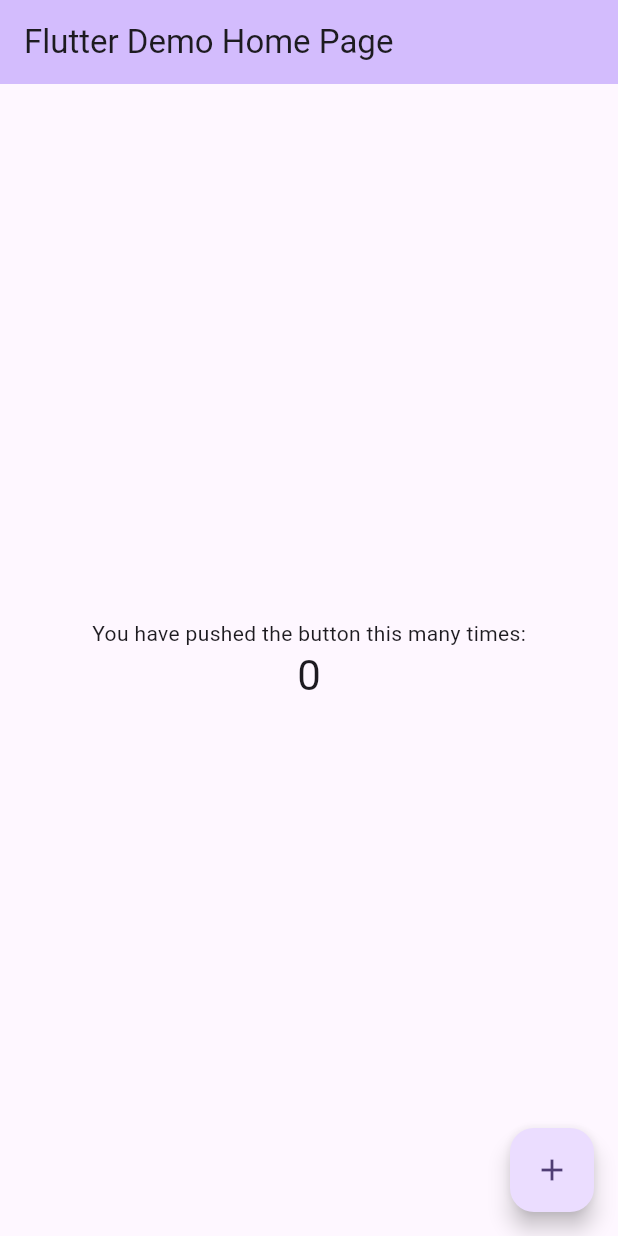
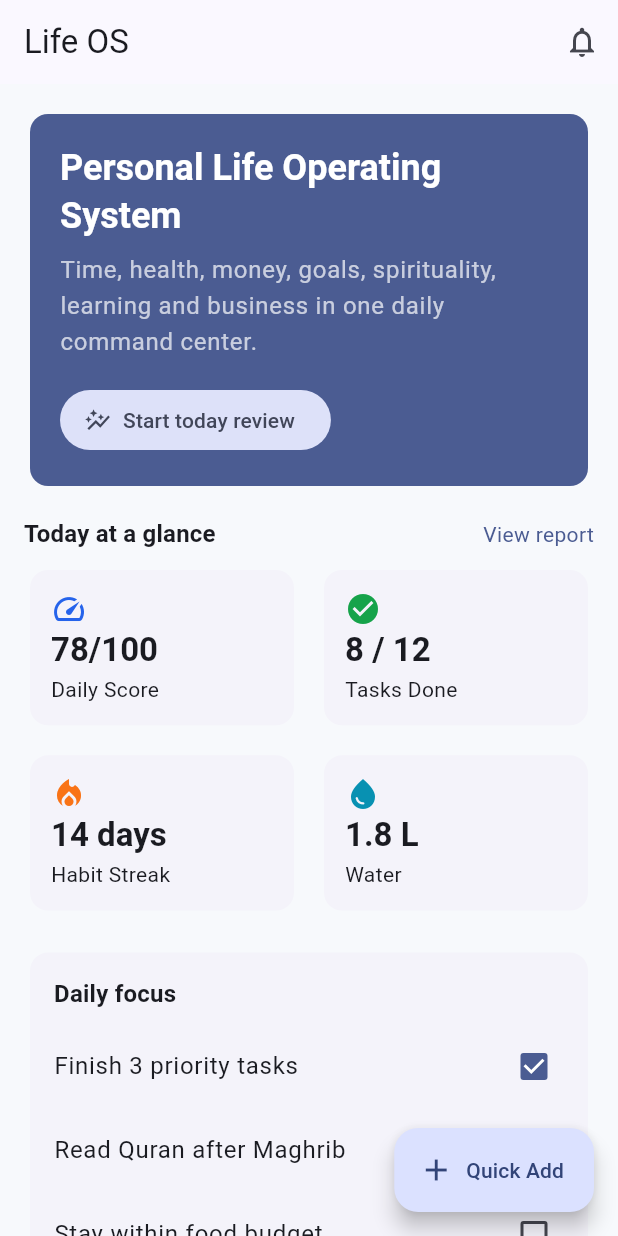
Before and after one commit to sanjide003/00011, a Flutter app: the screen it shows after launch, on a phone screen of 412 x 824 dp. Run offline on Flutter 3.47's test engine with Material 3 defaults, Android fonts, the phone set to English and light mode, and no system bars.

Commit message:
Add Life OS prototype dashboard

```diff
--- a/lib/main.dart
+++ b/lib/main.dart
@@ -1,122 +1,277 @@
 import 'package:flutter/material.dart';
 
 void main() {
-  runApp(const MyApp());
+  runApp(const LifeOsApp());
 }
 
-class MyApp extends StatelessWidget {
-  const MyApp({super.key});
+class LifeOsApp extends StatelessWidget {
+  const LifeOsApp({super.key});
 
-  // This widget is the root of your application.
   @override
   Widget build(BuildContext context) {
     return MaterialApp(
-      title: 'Flutter Demo',
+      debugShowCheckedModeBanner: false,
+      title: 'Life OS',
       theme: ThemeData(
-        // This is the theme of your application.
-        //
-        // TRY THIS: Try running your application with "flutter run". You'll see
-        // the application has a purple toolbar. Then, without quitting the app,
-        // try changing the seedColor in the colorScheme below to Colors.green
-        // and then invoke "hot reload" (save your changes or press the "hot
-        // reload" button in a Flutter-supported IDE, or press "r" if you used
-        // the command line to start the app).
-        //
-        // Notice that the counter didn't reset back to zero; the application
-        // state is not lost during the reload. To reset the state, use hot
-        // restart instead.
-        //
-        // This works for code too, not just values: Most code changes can be
-        // tested with just a hot reload.
-        colorScheme: .fromSeed(seedColor: Colors.deepPurple),
+        useMaterial3: true,
+        colorScheme: ColorScheme.fromSeed(
+          seedColor: const Color(0xFF2563EB),
+          brightness: Brightness.light,
+        ),
+        scaffoldBackgroundColor: const Color(0xFFF7F9FC),
       ),
-      home: const MyHomePage(title: 'Flutter Demo Home Page'),
+      home: const LifeOsHomePage(),
     );
   }
 }
 
-class MyHomePage extends StatefulWidget {
-  const MyHomePage({super.key, required this.title});
+class LifeOsHomePage extends StatelessWidget {
+  const LifeOsHomePage({super.key});
 
-  // This widget is the home page of your application. It is stateful, meaning
-  // that it has a State object (defined below) that contains fields that affect
-  // how it looks.
+  static const List<_Metric> _todayMetrics = [
+    _Metric('Daily Score', '78/100', Icons.speed, Color(0xFF2563EB)),
+    _Metric('Tasks Done', '8 / 12', Icons.check_circle, Color(0xFF16A34A)),
+    _Metric('Habit Streak', '14 days', Icons.local_fire_department, Color(0xFFF97316)),
+    _Metric('Water', '1.8 L', Icons.water_drop, Color(0xFF0891B2)),
+  ];
 
-  // This class is the configuration for the state. It holds the values (in this
-  // case the title) provided by the parent (in this case the App widget) and
-  // used by the build method of the State. Fields in a Widget subclass are
-  // always marked "final".
+  static const List<_FeatureArea> _featureAreas = [
+    _FeatureArea('Daily Planner', 'Routine, tasks, calls, meetings, reviews', Icons.today),
+    _FeatureArea('Calendar', 'Daily, weekly, monthly, agenda and timeline', Icons.calendar_month),
+    _FeatureArea('Goals', 'Life goals with milestones, documents and progress', Icons.flag),
+    _FeatureArea('Habit Tracker', 'Streaks, completion %, missed days and reminders', Icons.track_changes),
+    _FeatureArea('Health', 'BMI, steps, sleep, water, medicine, mood and vitals', Icons.favorite),
+    _FeatureArea('Finance', 'Income, expense, budgets, bills, net worth and cash flow', Icons.account_balance_wallet),
+    _FeatureArea('Business', 'Customers, orders, inventory, invoices and reports', Icons.storefront),
+    _FeatureArea('Documents', 'PDFs, certificates, IDs, receipts and warranties', Icons.folder_copy),
+    _FeatureArea('Journal & Notes', 'Diary, gratitude, voice notes, ideas and reflections', Icons.edit_note),
+    _FeatureArea('Prayer Tracker', 'Prayer, Quran, dhikr, dua, Ramadan and charity', Icons.mosque),
+    _FeatureArea('Study & Reading', 'Courses, books, revision, highlights and certificates', Icons.menu_book),
+    _FeatureArea('AI Assistant', 'Daily analysis, predictions, advice and automatic reports', Icons.auto_awesome),
+  ];
 
-  final String title;
-
-  @override
-  State<MyHomePage> createState() => _MyHomePageState();
-}
-
-class _MyHomePageState extends State<MyHomePage> {
-  int _counter = 0;
-
-  void _incrementCounter() {
-    setState(() {
-      // This call to setState tells the Flutter framework that something has
-      // changed in this State, which causes it to rerun the build method below
-      // so that the display can reflect the updated values. If we changed
-      // _counter without calling setState(), then the build method would not be
-      // called again, and so nothing would appear to happen.
-      _counter++;
-    });
-  }
+  static const List<String> _implementationPhases = [
+    'Phase 1: Core dashboard, daily planner, tasks, habits, goals and local storage.',
+    'Phase 2: Finance, bills, documents, notes, journal, prayer and reviews.',
+    'Phase 3: Health Connect, calendar, notifications, recurring automation and analytics.',
+    'Phase 4: AI assistant, phone analysis permissions, cloud backup, encryption and reports.',
+  ];
 
   @override
   Widget build(BuildContext context) {
-    // This method is rerun every time setState is called, for instance as done
-    // by the _incrementCounter method above.
-    //
-    // The Flutter framework has been optimized to make rerunning build methods
-    // fast, so that you can just rebuild anything that needs updating rather
-    // than having to individually change instances of widgets.
     return Scaffold(
       appBar: AppBar(
-        // TRY THIS: Try changing the color here to a specific color (to
-        // Colors.amber, perhaps?) and trigger a hot reload to see the AppBar
-        // change color while the other colors stay the same.
-        backgroundColor: Theme.of(context).colorScheme.inversePrimary,
-        // Here we take the value from the MyHomePage object that was created by
-        // the App.build method, and use it to set our appbar title.
-        title: Text(widget.title),
+        title: const Text('Life OS'),
+        actions: [
+          IconButton(
+            tooltip: 'Notifications',
+            onPressed: () {},
+            icon: const Icon(Icons.notifications_none),
+          ),
+        ],
       ),
-      body: Center(
-        // Center is a layout widget. It takes a single child and positions it
-        // in the middle of the parent.
-        child: Column(
-          // Column is also a layout widget. It takes a list of children and
-          // arranges them vertically. By default, it sizes itself to fit its
-          // children horizontally, and tries to be as tall as its parent.
-          //
-          // Column has various properties to control how it sizes itself and
-          // how it positions its children. Here we use mainAxisAlignment to
-          // center the children vertically; the main axis here is the vertical
-          // axis because Columns are vertical (the cross axis would be
-          // horizontal).
-          //
-          // TRY THIS: Invoke "debug painting" (choose the "Toggle Debug Paint"
-          // action in the IDE, or press "p" in the console), to see the
-          // wireframe for each widget.
-          mainAxisAlignment: .center,
+      floatingActionButton: FloatingActionButton.extended(
+        onPressed: () {},
+        icon: const Icon(Icons.add),
+        label: const Text('Quick Add'),
+      ),
+      body: SafeArea(
+        child: ListView(
+          padding: const EdgeInsets.all(16),
           children: [
-            const Text('You have pushed the button this many times:'),
-            Text(
-              '$_counter',
-              style: Theme.of(context).textTheme.headlineMedium,
+            const _HeroCard(),
+            const SizedBox(height: 16),
+            _SectionHeader(title: 'Today at a glance', action: 'View report'),
+            const SizedBox(height: 8),
+            GridView.builder(
+              shrinkWrap: true,
+              physics: const NeverScrollableScrollPhysics(),
+              itemCount: _todayMetrics.length,
+              gridDelegate: const SliverGridDelegateWithFixedCrossAxisCount(
+                crossAxisCount: 2,
+                childAspectRatio: 1.65,
+                crossAxisSpacing: 12,
+                mainAxisSpacing: 12,
+              ),
+              itemBuilder: (context, index) => _MetricCard(metric: _todayMetrics[index]),
+            ),
+            const SizedBox(height: 20),
+            const _DailyFocusCard(),
+            const SizedBox(height: 20),
+            _SectionHeader(title: 'Life modules', action: '${_featureAreas.length} modules'),
+            const SizedBox(height: 8),
+            ..._featureAreas.map((area) => _FeatureTile(area: area)),
+            const SizedBox(height: 20),
+            const _SectionHeader(title: 'Build roadmap'),
+            const SizedBox(height: 8),
+            ..._implementationPhases.indexed.map(
+              (entry) => _RoadmapTile(step: entry.$1 + 1, text: entry.$2),
             ),
           ],
         ),
       ),
-      floatingActionButton: FloatingActionButton(
-        onPressed: _incrementCounter,
-        tooltip: 'Increment',
-        child: const Icon(Icons.add),
+    );
+  }
+}
+
+class _HeroCard extends StatelessWidget {
+  const _HeroCard();
+
+  @override
+  Widget build(BuildContext context) {
+    return Card(
+      elevation: 0,
+      color: Theme.of(context).colorScheme.primary,
+      child: Padding(
+        padding: const EdgeInsets.all(20),
+        child: Column(
+          crossAxisAlignment: CrossAxisAlignment.start,
+          children: [
+            Text(
+              'Personal Life Operating System',
+              style: Theme.of(context).textTheme.headlineSmall?.copyWith(
+                    color: Colors.white,
+                    fontWeight: FontWeight.bold,
+                  ),
+            ),
+            const SizedBox(height: 8),
+            Text(
+              'Time, health, money, goals, spirituality, learning and business in one daily command center.',
+              style: Theme.of(context).textTheme.bodyLarge?.copyWith(color: Colors.white70),
+            ),
+            const SizedBox(height: 16),
+            FilledButton.tonalIcon(
+              onPressed: () {},
+              icon: const Icon(Icons.auto_graph),
+              label: const Text('Start today review'),
+            ),
+          ],
+        ),
       ),
     );
   }
 }
+
+class _DailyFocusCard extends StatelessWidget {
+  const _DailyFocusCard();
+
+  @override
+  Widget build(BuildContext context) {
+    const items = ['Finish 3 priority tasks', 'Read Quran after Maghrib', 'Stay within food budget', 'Plan tomorrow before sleep'];
+    return Card(
+      elevation: 0,
+      child: Padding(
+        padding: const EdgeInsets.all(16),
+        child: Column(
+          crossAxisAlignment: CrossAxisAlignment.start,
+          children: [
+            const _SectionHeader(title: 'Daily focus'),
+            const SizedBox(height: 8),
+            ...items.map(
+              (item) => CheckboxListTile(
+                contentPadding: EdgeInsets.zero,
+                value: item.startsWith('Finish'),
+                onChanged: (_) {},
+                title: Text(item),
+              ),
+            ),
+          ],
+        ),
+      ),
+    );
+  }
+}
+
+class _MetricCard extends StatelessWidget {
+  const _MetricCard({required this.metric});
+
+  final _Metric metric;
+
+  @override
+  Widget build(BuildContext context) {
+    return Card(
+      elevation: 0,
+      child: Padding(
+        padding: const EdgeInsets.all(14),
+        child: Column(
+          crossAxisAlignment: CrossAxisAlignment.start,
+          mainAxisAlignment: MainAxisAlignment.spaceBetween,
+          children: [
+            Icon(metric.icon, color: metric.color),
+            Text(metric.value, style: Theme.of(context).textTheme.titleLarge?.copyWith(fontWeight: FontWeight.bold)),
+            Text(metric.label, style: Theme.of(context).textTheme.bodyMedium),
+          ],
+        ),
+      ),
+    );
+  }
+}
+
+class _FeatureTile extends StatelessWidget {
+  const _FeatureTile({required this.area});
+
+  final _FeatureArea area;
+
+  @override
+  Widget build(BuildContext context) {
+    return Card(
+      elevation: 0,
+      child: ListTile(
+        leading: CircleAvatar(child: Icon(area.icon)),
+        title: Text(area.title, style: const TextStyle(fontWeight: FontWeight.w700)),
+        subtitle: Text(area.description),
+        trailing: const Icon(Icons.chevron_right),
+      ),
+    );
+  }
+}
+
+class _RoadmapTile extends StatelessWidget {
+  const _RoadmapTile({required this.step, required this.text});
+
+  final int step;
+  final String text;
+
+  @override
+  Widget build(BuildContext context) {
+    return ListTile(
+      leading: CircleAvatar(child: Text('$step')),
+      title: Text(text),
+    );
+  }
+}
+
+class _SectionHeader extends StatelessWidget {
+  const _SectionHeader({required this.title, this.action});
+
+  final String title;
+  final String? action;
+
+  @override
+  Widget build(BuildContext context) {
+    return Row(
+      mainAxisAlignment: MainAxisAlignment.spaceBetween,
+      children: [
+        Text(title, style: Theme.of(context).textTheme.titleMedium?.copyWith(fontWeight: FontWeight.bold)),
+        if (action != null) Text(action!, style: TextStyle(color: Theme.of(context).colorScheme.primary)),
+      ],
+    );
+  }
+}
+
+class _Metric {
+  const _Metric(this.label, this.value, this.icon, this.color);
+
+  final String label;
+  final String value;
+  final IconData icon;
+  final Color color;
+}
+
+class _FeatureArea {
+  const _FeatureArea(this.title, this.description, this.icon);
+
+  final String title;
+  final String description;
+  final IconData icon;
+}
```
Also changed, not shown: 2 other files.
